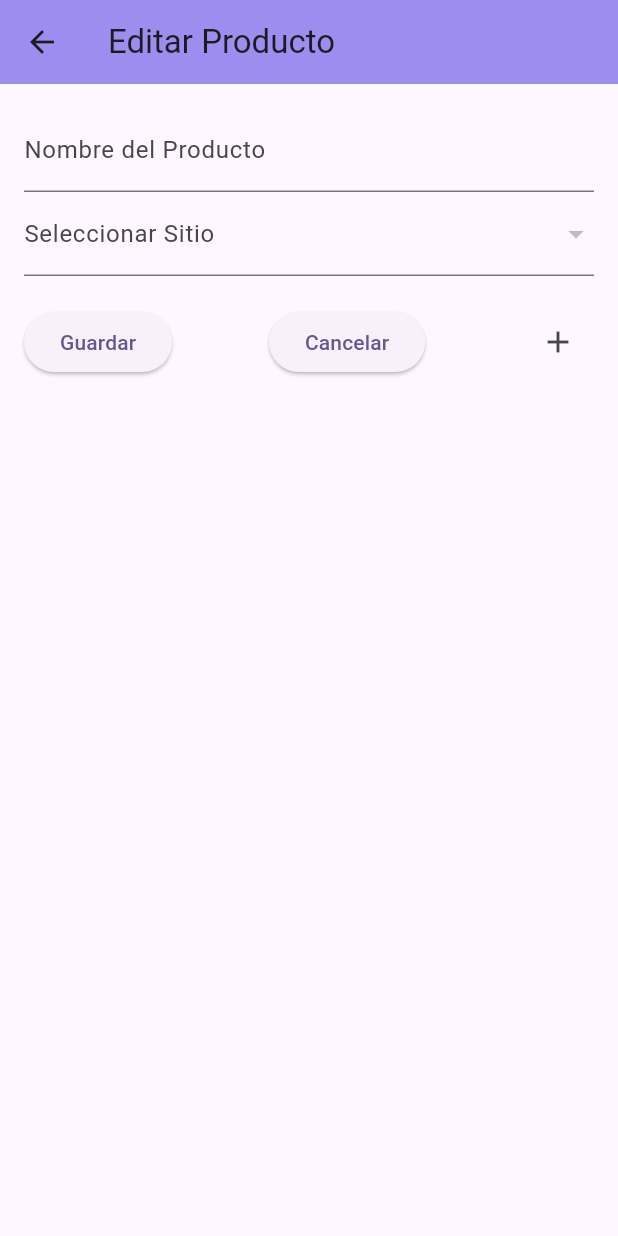
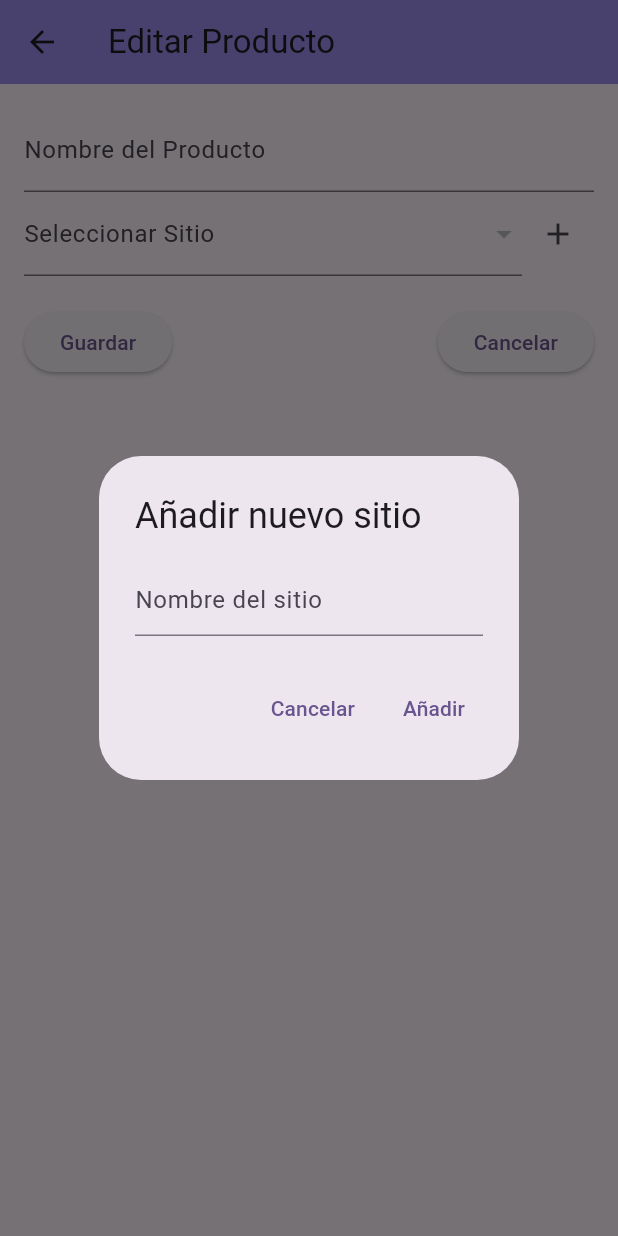
Before and after one commit to Santiago1104/ProyectoFinalApliMovil, a Flutter app: the EditProductPage screen opened directly with empty values, after a tap on the "add" icon, on a phone screen of 412 x 824 dp. Run offline on Flutter 3.47's test engine with Material 3 defaults, Android fonts, the phone set to English and light mode, and no system bars; our stand-ins replace cloud_firestore, firebase_core; accounts and stored records are empty.

Commit message:
Funcionalidad Agregar Sitio en página Editar Producto

```diff
--- a/lib/pages/EditProductPage.dart
+++ b/lib/pages/EditProductPage.dart
@@ -3,6 +3,7 @@ import 'package:cloud_firestore/cloud_firestore.dart';
 import '../models/Product.dart';
 import '../models/Site.dart';
 import '../services/firebase_service.dart';
+import 'AddSite.dart';
 
 class EditProductPage extends StatefulWidget {
   final String listId;
@@ -20,7 +21,7 @@ class _EditProductPageState extends State<EditProductPage> {
   late String siteName;
   final _formKey = GlobalKey<FormState>();
   List<Site> availableSites = [];
-  String? selectedSiteId;
+  late String selectedSiteId;
 
   @override
   void initState() {
@@ -124,8 +125,20 @@ class _EditProductPageState extends State<EditProductPage> {
     Navigator.pop(context);
   }
 
-  void addNewSite() async {
-    print('Añadir un nuevo sitio');
+  // Añadir un nuevo sitio
+  void addNewSite() {
+    showDialog(
+      context: context,
+      builder: (BuildContext context) {
+        return AddSite(
+            onAdd: (String siteName) async {
+              String siteId = await addSite(siteName);
+              //print("Nuevo sitio añadido con ID: $siteId");
+              loadAvailableSites();
+            }
+        );
+      },
+    );
   }
 
   @override
@@ -151,8 +164,12 @@ class _EditProductPageState extends State<EditProductPage> {
                   return null;
                 },
               ),
-              DropdownButtonFormField<String>(
-                value: selectedSiteId,
+              // Campo para el sitio donde se va a comprar el producto
+              Row(
+                children: [
+                  Expanded(
+                    child: DropdownButtonFormField<String>(
+                      value: selectedSiteId.isEmpty ? null : selectedSiteId,
                       decoration: InputDecoration(labelText: 'Seleccionar Sitio'),
                       items: availableSites.map((site) {
                         return DropdownMenuItem<String>(
@@ -163,9 +180,7 @@ class _EditProductPageState extends State<EditProductPage> {
                       onChanged: (value) {
                         setState(() {
                           selectedSiteId = value!;
-                    siteName = availableSites
-                        .firstWhere((site) => site.id == value)
-                        .name;
+                          siteName = availableSites.firstWhere((site) => site.id == value).name;
                         });
                       },
                       validator: (value) {
@@ -174,6 +189,14 @@ class _EditProductPageState extends State<EditProductPage> {
                         }
                         return null;
                       },
+                    ),
+                  ),
+                  IconButton(
+                    icon: Icon(Icons.add),
+                    onPressed: addNewSite,
+                    tooltip: 'Añadir un nuevo sitio',
+                  ),
+                ],
               ),
               SizedBox(height: 20),
               Row(
@@ -187,11 +210,6 @@ class _EditProductPageState extends State<EditProductPage> {
                     onPressed: cancelChanges,
                     child: Text('Cancelar'),
                   ),
-                  IconButton(
-                    icon: Icon(Icons.add),
-                    onPressed: addNewSite,
-                    tooltip: 'Añadir un nuevo sitio',
-                  ),
                 ],
               ),
             ],
```
Lines whose indentation alone changed are shown as unchanged.
